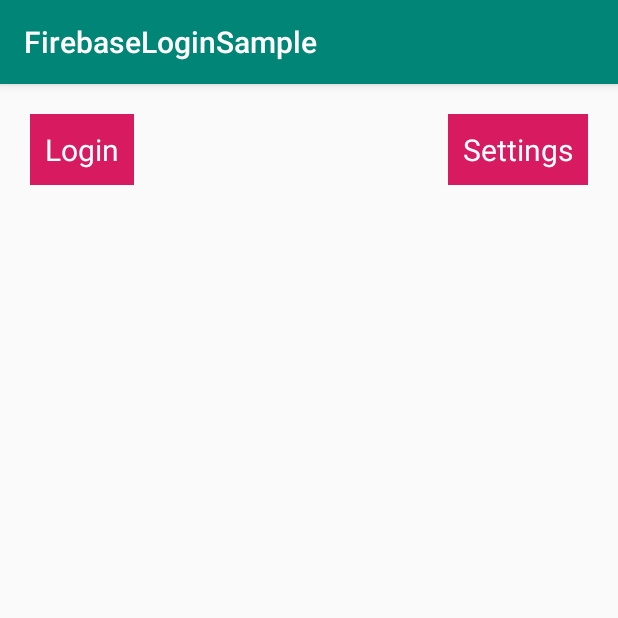
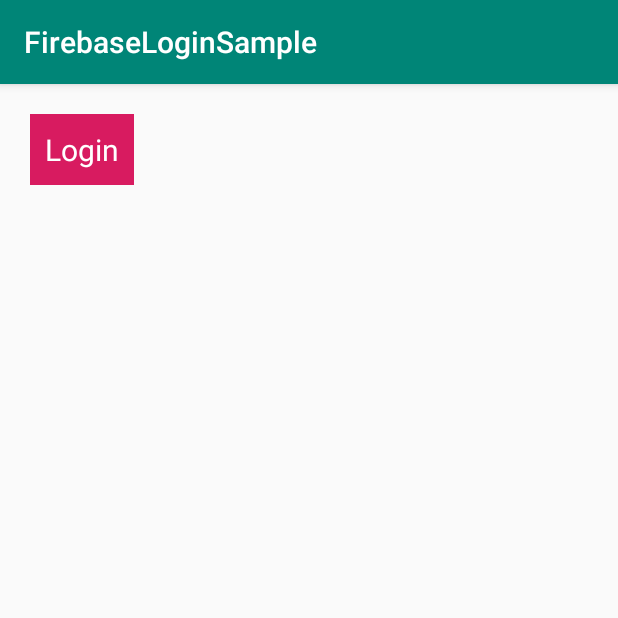
Before and after one commit to google-developer-training/advanced-android-kotlin-login-navigation, an Android app: the screen it shows after launch (MainActivity), on a phone screen of 412 x 824 dp, the top half of it. Run offline under Robolectric (Android 15) with nearby library versions, the phone set to English and light mode, and no system bars; our stand-ins replace Firebase (no records; nobody signed in at launch, a user with empty details on screens opened directly), data binding; libraries missing offline, so code that uses them is left out: com.firebase.ui; 2 statements that could not run were skipped.

```diff
--- a/app/src/main/java/com/example/android/firebaseui_login_sample/MainFragment.kt
+++ b/app/src/main/java/com/example/android/firebaseui_login_sample/MainFragment.kt
@@ -49,10 +49,10 @@ class MainFragment : Fragment() {
         super.onViewCreated(view, savedInstanceState)
         observeAuthenticationState()
 
-        binding.settingsButton.setOnClickListener {
-            val action = MainFragmentDirections.actionMainFragmentToSettingsFragment()
-            findNavController().navigate(action)
-        }
+        // TODO set an onClickListener for settings_btn so that tapping the button will navigate the
+        //  user to customizeFragment. Don’t worry if you see unresolved errors as you
+        //  implementation action! If you see unresolved errors, you can recompile the app from the
+        //  Build menu to generate and use the new navigation actions you just created in the xml.
     }
 
     /**
--- a/app/src/main/res/layout/fragment_main.xml
+++ b/app/src/main/res/layout/fragment_main.xml
@@ -37,19 +37,6 @@
                 tools:text="@string/login_button_text"/>
 
         <TextView
-                android:id="@+id/settings_button"
-                android:layout_width="wrap_content"
-                android:layout_height="wrap_content"
-                android:layout_margin="@dimen/text_margin"
-                android:background="@color/colorAccent"
-                android:padding="@dimen/text_padding"
-                android:text="@string/settings_btn"
-                android:textColor="@color/white"
-                android:textSize="@dimen/button_text_size"
-                app:layout_constraintRight_toRightOf="parent"
-                app:layout_constraintTop_toTopOf="parent"/>
-
-        <TextView
                 android:id="@+id/welcome_text"
                 android:layout_width="wrap_content"
                 android:layout_height="wrap_content"
--- a/app/src/main/res/navigation/nav_graph.xml
+++ b/app/src/main/res/navigation/nav_graph.xml
@@ -25,9 +25,6 @@
             android:id="@+id/mainFragment"
             android:name="com.example.android.firebaseui_login_sample.MainFragment"
             android:label="MainFragment">
-        <action
-                android:id="@+id/action_mainFragment_to_settingsFragment"
-                app:destination="@id/settingsFragment"/>
     </fragment>
     <fragment
             android:id="@+id/settingsFragment"
```
Also changed, not shown: app/src/main/java/com/example/android/firebaseui_login_sample/LoginFragment.kt (+3 -20 lines), app/src/main/java/com/example/android/firebaseui_login_sample/SettingsFragment.kt (+2 -13 lines).
